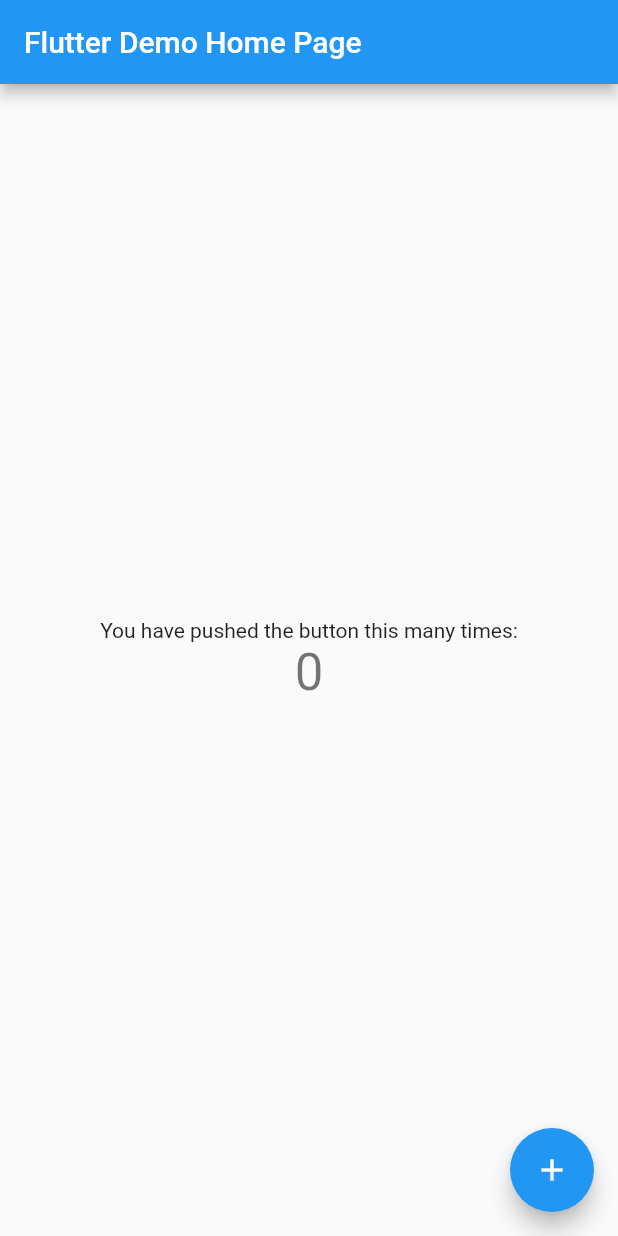
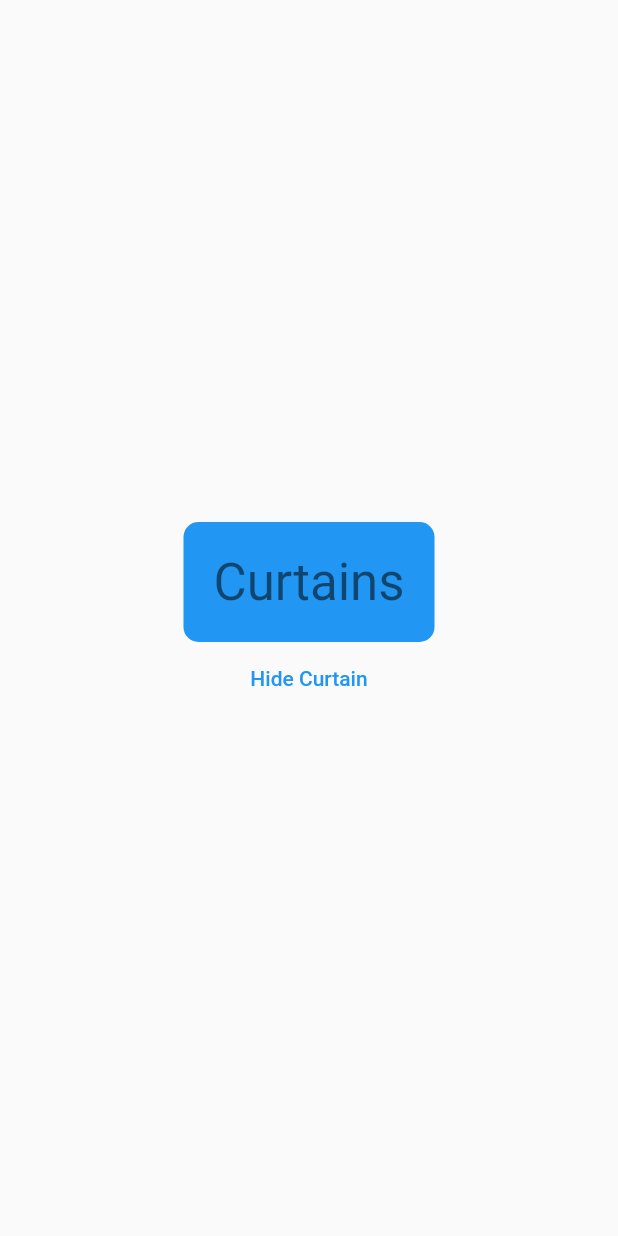
Before and after one commit to alexmills/plano, a Flutter app: the screen it shows after launch, on a phone screen of 412 x 824 dp. Run offline on Flutter 3.47's test engine with Material 2 defaults, Android fonts, the phone set to English and light mode, and no system bars.

Commit message:
Root curtain control
Added the root indexedstack to handle showing the main layout or the sleep/wake screen using a global state store. Better file management.

```diff
--- /dev/null
+++ b/plano/lib/app.dart
@@ -0,0 +1,57 @@
+import 'package:flutter/material.dart';
+import 'package:plano/system/curtain.dart';
+import 'package:plano/system/layout.dart';
+import 'package:plano/system/stores/curtain.dart';
+import 'package:provider/provider.dart';
+
+/*
+
+  PlanoApp
+  --------
+
+  Base application
+
+*/
+
+class PlanoApp extends StatelessWidget {
+  @override
+  Widget build(BuildContext context) {
+    return MaterialApp(
+      title: "Plano",
+      theme: ThemeData(primarySwatch: Colors.blue),
+      home: CurtainControl(),
+    );
+  }
+}
+
+/*
+
+  CurtainControl
+  --------------
+
+  This widget controls the visibility of the sleep/lock screen when the
+  vehicle is powered on and off. Otherwise the main layout is displayed.
+
+*/
+
+class CurtainControl extends StatelessWidget {
+  @override
+  Widget build(BuildContext context) {
+    return Scaffold(
+      body: Container(
+        alignment: Alignment.topLeft,
+        child: Consumer<CurtainStore>(
+          builder: (context, curtain, child) {
+            return IndexedStack(
+              index: curtain.index,
+              children: [
+                CurtainWidget(),
+                PlanoLayout(),
+              ],
+            );
+          },
+        ),
+      ),
+    );
+  }
+}
--- a/plano/lib/main.dart
+++ b/plano/lib/main.dart
@@ -1,113 +1,13 @@
 import 'package:flutter/material.dart';
+import 'package:plano/app.dart';
+import 'package:plano/system/stores/curtain.dart';
+import 'package:provider/provider.dart';
 
 void main() {
-  runApp(MyApp());
+  runApp(MultiProvider(
+    providers: [
+      ChangeNotifierProvider(create: (context) => CurtainStore()),
+    ],
+    child: PlanoApp(),
+  ));
 }
-
-class MyApp extends StatelessWidget {
-  // This widget is the root of your application.
-  @override
-  Widget build(BuildContext context) {
-    return MaterialApp(
-      title: 'Flutter Demo',
-      theme: ThemeData(
-        // This is the theme of your application.
-        //
-        // Try running your application with "flutter run". You'll see the
-        // application has a blue toolbar. Then, without quitting the app, try
-        // changing the primarySwatch below to Colors.green and then invoke
-        // "hot reload" (press "r" in the console where you ran "flutter run",
-        // or simply save your changes to "hot reload" in a Flutter IDE).
-        // Notice that the counter didn't reset back to zero; the application
-        // is not restarted.
-        primarySwatch: Colors.blue,
-      ),
-      home: MyHomePage(title: 'Flutter Demo Home Page'),
-    );
-  }
-}
-
-class MyHomePage extends StatefulWidget {
-  MyHomePage({Key? key, required this.title}) : super(key: key);
-
-  // This widget is the home page of your application. It is stateful, meaning
-  // that it has a State object (defined below) that contains fields that affect
-  // how it looks.
-
-  // This class is the configuration for the state. It holds the values (in this
-  // case the title) provided by the parent (in this case the App widget) and
-  // used by the build method of the State. Fields in a Widget subclass are
-  // always marked "final".
-
-  final String title;
-
-  @override
-  _MyHomePageState createState() => _MyHomePageState();
-}
-
-class _MyHomePageState extends State<MyHomePage> {
-  int _counter = 0;
-
-  void _incrementCounter() {
-    setState(() {
-      // This call to setState tells the Flutter framework that something has
-      // changed in this State, which causes it to rerun the build method below
-      // so that the display can reflect the updated values. If we changed
-      // _counter without calling setState(), then the build method would not be
-      // called again, and so nothing would appear to happen.
-      _counter++;
-    });
-  }
-
-  @override
-  Widget build(BuildContext context) {
-    // This method is rerun every time setState is called, for instance as done
-    // by the _incrementCounter method above.
-    //
-    // The Flutter framework has been optimized to make rerunning build methods
-    // fast, so that you can just rebuild anything that needs updating rather
-    // than having to individually change instances of widgets.
-    return Scaffold(
-      appBar: AppBar(
-        // Here we take the value from the MyHomePage object that was created by
-        // the App.build method, and use it to set our appbar title.
-        title: Text(widget.title),
-      ),
-      body: Center(
-        // Center is a layout widget. It takes a single child and positions it
-        // in the middle of the parent.
-        child: Column(
-          // Column is also a layout widget. It takes a list of children and
-          // arranges them vertically. By default, it sizes itself to fit its
-          // children horizontally, and tries to be as tall as its parent.
-          //
-          // Invoke "debug painting" (press "p" in the console, choose the
-          // "Toggle Debug Paint" action from the Flutter Inspector in Android
-          // Studio, or the "Toggle Debug Paint" command in Visual Studio Code)
-          // to see the wireframe for each widget.
-          //
-          // Column has various properties to control how it sizes itself and
-          // how it positions its children. Here we use mainAxisAlignment to
-          // center the children vertically; the main axis here is the vertical
-          // axis because Columns are vertical (the cross axis would be
-          // horizontal).
-          mainAxisAlignment: MainAxisAlignment.center,
-          children: <Widget>[
-            Text(
-              'You have pushed the button this many times:',
-            ),
-            Text(
-              '$_counter',
-              style: Theme.of(context).textTheme.headline4,
-            ),
-          ],
-        ),
-      ),
-      floatingActionButton: FloatingActionButton(
-        onPressed: _incrementCounter,
-        tooltip: 'Increment',
-        child: Icon(Icons.add),
-      ), // This trailing comma makes auto-formatting nicer for build methods.
-    );
-  }
-}
--- /dev/null
+++ b/plano/lib/system/curtain.dart
@@ -0,0 +1,45 @@
+import 'package:flutter/material.dart';
+import 'package:plano/system/stores/curtain.dart';
+import 'package:provider/provider.dart';
+
+/*
+
+  CurtainWidget
+  -------------
+
+  This widget controls the layout of the sleep/wake screen when
+  the vehicle changes power modes
+
+*/
+
+class CurtainWidget extends StatelessWidget {
+  @override
+  Widget build(BuildContext context) {
+    return Center(
+      child: Column(
+        mainAxisAlignment: MainAxisAlignment.center,
+        children: [
+          Container(
+            child: Text(
+              'Curtains',
+              style: Theme.of(context).textTheme.headline4,
+            ),
+            padding: EdgeInsets.all(20),
+            decoration: BoxDecoration(
+              shape: BoxShape.rectangle,
+              borderRadius: BorderRadius.all(Radius.circular(10)),
+              color: Colors.blue,
+            ),
+          ),
+          TextButton(
+            onPressed: () {
+              var curtain = context.read<CurtainStore>();
+              curtain.hideCurtain();
+            },
+            child: Text('Hide Curtain'),
+          ),
+        ],
+      ),
+    );
+  }
+}
--- /dev/null
+++ b/plano/lib/system/layout.dart
@@ -0,0 +1,31 @@
+import 'package:flutter/material.dart';
+import 'package:plano/system/stores/curtain.dart';
+import 'package:provider/provider.dart';
+
+/*
+
+  PlanoLayout
+  -----------
+
+  This is the master layout widget for placing the main controls
+  in the right locations.
+
+*/
+
+class PlanoLayout extends StatelessWidget {
+  @override
+  Widget build(BuildContext context) {
+    return Column(
+      children: [
+        Text("Plano Layout"),
+        TextButton(
+          onPressed: () {
+            var curtain = context.read<CurtainStore>();
+            curtain.showCurtain();
+          },
+          child: Text('Show Curtains'),
+        )
+      ],
+    );
+  }
+}
--- /dev/null
+++ b/plano/lib/system/stores/curtain.dart
@@ -0,0 +1,24 @@
+import 'package:flutter/material.dart';
+
+/*
+
+  CurtainStore
+  ------------
+
+  This class is the global state for the curtain control
+
+*/
+
+class CurtainStore extends ChangeNotifier {
+  int index = 0;
+
+  void showCurtain() {
+    index = 0;
+    notifyListeners();
+  }
+
+  void hideCurtain() {
+    index = 1;
+    notifyListeners();
+  }
+}
--- a/plano/pubspec.yaml
+++ b/plano/pubspec.yaml
@@ -28,6 +28,7 @@
   # The following adds the Cupertino Icons font to your application.
   # Use with the CupertinoIcons class for iOS style icons.
   cupertino_icons: ^1.0.2
+  provider: ^5.0.0
 
 dev_dependencies:
   flutter_test:
```
